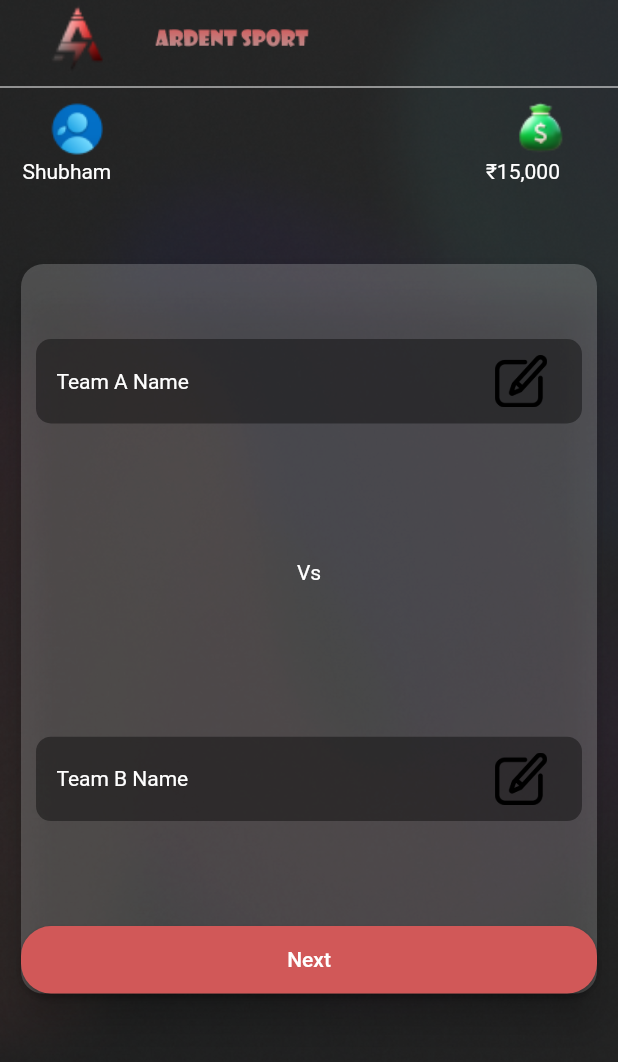
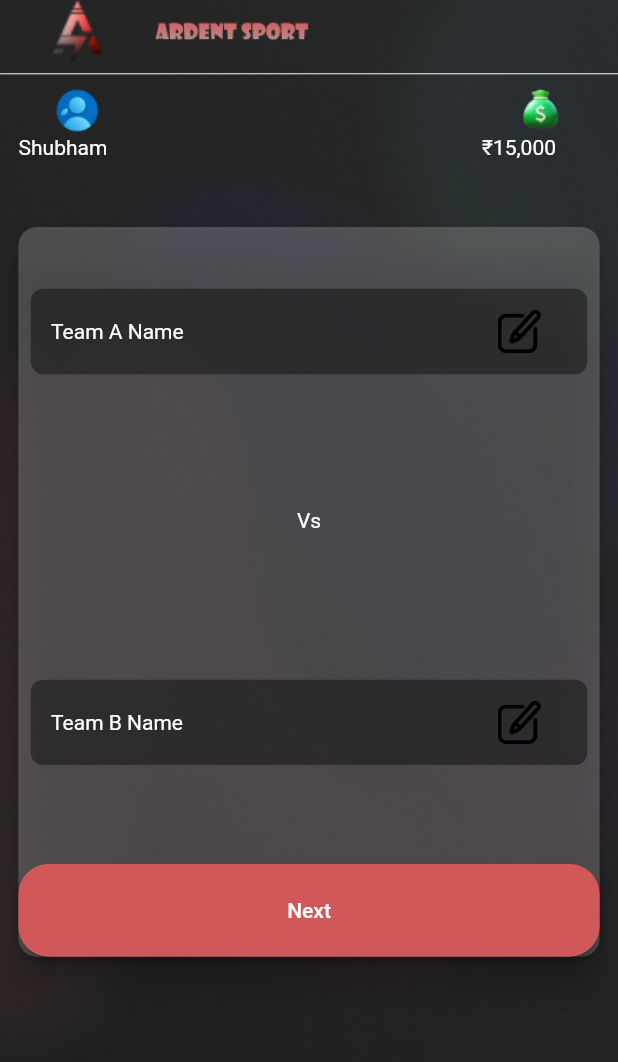
Before and after one commit to RishiPratap/SportsEventManagement, a Flutter app: the CricketTeamDetasilsInput screen opened directly with empty values, on a phone screen of 412 x 824 dp. Shown: the top 1062 px of the screen. Run offline on Flutter 3.47's test engine with Material 2 defaults, Android fonts, the phone set to English and light mode, and no system bars; our stand-ins replace flutter_hooks, flutter_spinkit, fluttertoast, get, page_transition and 2 more; missing offline and left inert: dart:ffi, flutter_stripe; accounts and stored records are empty; network calls fail.

Commit message:
CricketTeamDetailsInput UI Has been made responsive

```diff
--- a/lib/CricketTeamDetailsInput.dart
+++ b/lib/CricketTeamDetailsInput.dart
@@ -28,9 +28,11 @@ class _CricketTeamDetasilsInputState extends State<CricketTeamDetasilsInput> {
   List<String> teamA_Players = [];
   List<String> teamB_Players = [];
   List<Container> buildPlayers(int count, String team_nam) {
+    double deviceWidth = MediaQuery.of(context).size.width;
+    double deviceHeight = MediaQuery.of(context).size.height;
     List<Container> totalPlayers = [];
     var team_name = Container(
-      margin: EdgeInsets.fromLTRB(0, 20, 0, 0),
+      margin: EdgeInsets.fromLTRB(0, deviceWidth * 0.04, 0, 0),
       child: Center(
         child: Text(
           "$team_nam Add Players",
@@ -42,11 +44,12 @@ class _CricketTeamDetasilsInputState extends State<CricketTeamDetasilsInput> {
     for (int i = 1; i <= count; i++) {
       var newPlayer = Container(
         width: MediaQuery.of(context).size.width,
-        height: 50,
+        height: deviceWidth * 0.15,
         decoration: BoxDecoration(
-            borderRadius: BorderRadius.circular(10),
+            borderRadius: BorderRadius.circular(deviceWidth * 0.02),
             color: Colors.black.withOpacity(0.4)),
-        margin: EdgeInsets.fromLTRB(10, 10, 10, 10),
+        margin: EdgeInsets.fromLTRB(deviceWidth * 0.02, deviceWidth * 0.02,
+            deviceWidth * 0.02, deviceWidth * 0.02),
         child: TextField(
           onChanged: (text) {
             if (team_name == "Team A") {
@@ -56,15 +59,16 @@ class _CricketTeamDetasilsInputState extends State<CricketTeamDetasilsInput> {
             }
           },
           decoration: InputDecoration(
-            border: OutlineInputBorder(borderRadius: BorderRadius.circular(10)),
+            border: OutlineInputBorder(
+                borderRadius: BorderRadius.circular(deviceWidth * 0.02)),
             hintText: 'Player $i',
             hintStyle: TextStyle(color: Colors.white.withOpacity(0.5)),
             enabledBorder: OutlineInputBorder(
-              borderRadius: BorderRadius.circular(10),
+              borderRadius: BorderRadius.circular(deviceWidth * 0.02),
               borderSide: BorderSide(color: Colors.black.withOpacity(0.001)),
             ),
             focusedBorder: OutlineInputBorder(
-              borderRadius: BorderRadius.circular(10),
+              borderRadius: BorderRadius.circular(deviceWidth * 0.02),
               borderSide: BorderSide(
                 color: Colors.black.withOpacity(0.001),
               ),
@@ -77,8 +81,9 @@ class _CricketTeamDetasilsInputState extends State<CricketTeamDetasilsInput> {
     }
     var submit = Container(
       width: MediaQuery.of(context).size.width,
-      height: 45,
-      margin: EdgeInsets.fromLTRB(10, 10, 10, 10),
+      height: deviceWidth * 0.1,
+      margin: EdgeInsets.fromLTRB(deviceHeight * 0.02, deviceHeight * 0.02,
+          deviceWidth * 0.02, deviceWidth * 0.02),
       child: RaisedButton(
         onPressed: () {
           ScaffoldMessenger.of(context).showSnackBar(
@@ -90,7 +95,8 @@ class _CricketTeamDetasilsInputState extends State<CricketTeamDetasilsInput> {
         },
         child: Text("Submit"),
         color: Color(0xffD15858),
-        shape: RoundedRectangleBorder(borderRadius: BorderRadius.circular(20)),
+        shape: RoundedRectangleBorder(
+            borderRadius: BorderRadius.circular(deviceWidth * 0.02)),
       ),
     );
     totalPlayers.add(submit);
@@ -100,6 +106,8 @@ class _CricketTeamDetasilsInputState extends State<CricketTeamDetasilsInput> {
 
   @override
   Widget build(BuildContext context) {
+    double deviceWidth = MediaQuery.of(context).size.width;
+    double deviceHeight = MediaQuery.of(context).size.height;
     return Scaffold(
       resizeToAvoidBottomInset: false,
       body: SafeArea(
@@ -117,8 +125,8 @@ class _CricketTeamDetasilsInputState extends State<CricketTeamDetasilsInput> {
                   Expanded(
                     flex: 1,
                     child: Container(
-                      width: 90,
-                      height: 50,
+                      width: deviceWidth * 0.18,
+                      height: deviceWidth * 0.1,
                       decoration: BoxDecoration(
                           image: DecorationImage(
                               image: AssetImage("assets/AARDENT_LOGO.png"),
@@ -128,8 +136,8 @@ class _CricketTeamDetasilsInputState extends State<CricketTeamDetasilsInput> {
                   Expanded(
                     flex: 1,
                     child: Container(
-                      width: 130,
-                      height: 40,
+                      width: deviceWidth * 0.26,
+                      height: deviceWidth * 0.08,
                       decoration: BoxDecoration(
                           image: DecorationImage(
                               image: AssetImage("assets/Ardent_Sport_Text.png"),
@@ -152,8 +160,8 @@ class _CricketTeamDetasilsInputState extends State<CricketTeamDetasilsInput> {
                   Expanded(
                     flex: 1,
                     child: Container(
-                      width: 40,
-                      height: 40,
+                      width: deviceWidth * 0.08,
+                      height: deviceWidth * 0.08,
                       decoration: BoxDecoration(
                           image: DecorationImage(
                               image: AssetImage("assets/Profile_Image.png"),
@@ -169,8 +177,8 @@ class _CricketTeamDetasilsInputState extends State<CricketTeamDetasilsInput> {
                   Expanded(
                     flex: 1,
                     child: Container(
-                      width: 40,
-                      height: 40,
+                      width: deviceWidth * 0.08,
+                      height: deviceWidth * 0.08,
                       decoration: BoxDecoration(
                           image: DecorationImage(
                               image: AssetImage("assets/money_bag.png"),
@@ -184,7 +192,7 @@ class _CricketTeamDetasilsInputState extends State<CricketTeamDetasilsInput> {
                   Expanded(
                     flex: 1,
                     child: Container(
-                      margin: EdgeInsets.only(left: 15),
+                      margin: EdgeInsets.only(left: deviceWidth * 0.03),
                       child: Text("Shubham"),
                     ),
                   ),
@@ -197,7 +205,7 @@ class _CricketTeamDetasilsInputState extends State<CricketTeamDetasilsInput> {
                   Expanded(
                     flex: 1,
                     child: Container(
-                      margin: EdgeInsets.only(left: 15.0),
+                      margin: EdgeInsets.only(left: deviceWidth * 0.03),
                       child: Text("₹15,000"),
                     ),
                   ),
@@ -207,25 +215,28 @@ class _CricketTeamDetasilsInputState extends State<CricketTeamDetasilsInput> {
                 width: MediaQuery.of(context).size.width,
                 height: MediaQuery.of(context).size.height -
                     MediaQuery.of(context).size.height / 2.5,
-                margin: EdgeInsets.fromLTRB(10, 50, 10, 10),
+                margin: EdgeInsets.fromLTRB(deviceWidth * 0.02,
+                    deviceWidth * 0.1, deviceWidth * 0.02, deviceWidth * 0.02),
                 child: Card(
                   elevation: 10,
                   shape: RoundedRectangleBorder(
-                      borderRadius: BorderRadius.circular(15.0)),
+                      borderRadius: BorderRadius.circular(deviceWidth * 0.03)),
                   color: Colors.white.withOpacity(0.2),
                   child: Column(
                     children: [
                       SizedBox(
-                        height: 40,
+                        height: deviceWidth * 0.08,
                       ),
                       Expanded(
                         flex: 2,
                         child: Container(
                           width: MediaQuery.of(context).size.width,
-                          height: 50,
-                          margin: EdgeInsets.fromLTRB(10, 10, 10, 0),
+                          height: deviceWidth * 0.1,
+                          margin: EdgeInsets.fromLTRB(deviceWidth * 0.02,
+                              deviceWidth * 0.02, deviceWidth * 0.02, 0),
                           decoration: BoxDecoration(
-                              borderRadius: BorderRadius.circular(10),
+                              borderRadius:
+                                  BorderRadius.circular(deviceWidth * 0.02),
                               color: Colors.black.withOpacity(0.4)),
                           child: Row(
                             children: [
@@ -241,16 +252,17 @@ class _CricketTeamDetasilsInputState extends State<CricketTeamDetasilsInput> {
                               Expanded(
                                 flex: 1,
                                 child: Container(
-                                  width: 42,
-                                  height: 35,
-                                  margin: EdgeInsets.fromLTRB(40, 0, 0, 0),
+                                  width: deviceWidth * 0.09,
+                                  height: deviceWidth * 0.07,
+                                  margin: EdgeInsets.fromLTRB(
+                                      deviceWidth * 0.08, 0, 0, 0),
                                   child: FlatButton(
                                     onPressed: () {
                                       showDialog(
                                           context: context,
                                           builder: (BuildContext context) =>
-                                              leaddialog(
-                                                  context, "Team A", 11));
+                                              leaddialog(context, "Team A", 11,
+                                                  deviceWidth));
                                     },
                                     child: Image.asset(
                                       "assets/edit_button.png",
@@ -273,10 +285,12 @@ class _CricketTeamDetasilsInputState extends State<CricketTeamDetasilsInput> {
                         flex: 2,
                         child: Container(
                           width: MediaQuery.of(context).size.width,
-                          height: 50,
-                          margin: EdgeInsets.fromLTRB(10, 10, 10, 0),
+                          height: deviceWidth * 0.1,
+                          margin: EdgeInsets.fromLTRB(deviceWidth * 0.02,
+                              deviceWidth * 0.02, deviceWidth * 0.02, 0),
                           decoration: BoxDecoration(
-                              borderRadius: BorderRadius.circular(10),
+                              borderRadius:
+                                  BorderRadius.circular(deviceWidth * 0.02),
                               color: Colors.black.withOpacity(0.4)),
                           child: Row(
                             children: [
@@ -292,16 +306,17 @@ class _CricketTeamDetasilsInputState extends State<CricketTeamDetasilsInput> {
                               Expanded(
                                 flex: 1,
                                 child: Container(
-                                  width: 42,
-                                  height: 35,
-                                  margin: EdgeInsets.fromLTRB(40, 0, 0, 0),
+                                  width: deviceWidth * 0.09,
+                                  height: deviceWidth * 0.07,
+                                  margin: EdgeInsets.fromLTRB(
+                                      deviceWidth * 0.08, 0, 0, 0),
                                   child: FlatButton(
                                     onPressed: () {
                                       showDialog(
                                           context: context,
                                           builder: (BuildContext context) =>
-                                              leaddialog(
-                                                  context, "Team B", 11));
+                                              leaddialog(context, "Team B", 11,
+                                                  deviceWidth));
                                     },
                                     child: Image.asset(
                                       "assets/edit_button.png",
@@ -315,11 +330,11 @@ class _CricketTeamDetasilsInputState extends State<CricketTeamDetasilsInput> {
                         ),
                       ),
                       SizedBox(
-                        height: 70,
+                        height: deviceWidth * 0.16,
                       ),
                       Container(
                         width: MediaQuery.of(context).size.width,
-                        height: 45,
+                        height: deviceWidth * 0.15,
                         child: RaisedButton(
                           onPressed: () {
                             Navigator.push(
@@ -345,7 +360,8 @@ class _CricketTeamDetasilsInputState extends State<CricketTeamDetasilsInput> {
     );
   }
 
-  Dialog leaddialog(BuildContext context, String team_name, int team_size) =>
+  Dialog leaddialog(BuildContext context, String team_name, int team_size,
+          double deviceWidth) =>
       Dialog(
         child: Container(
           width: MediaQuery.of(context).size.width,
```
